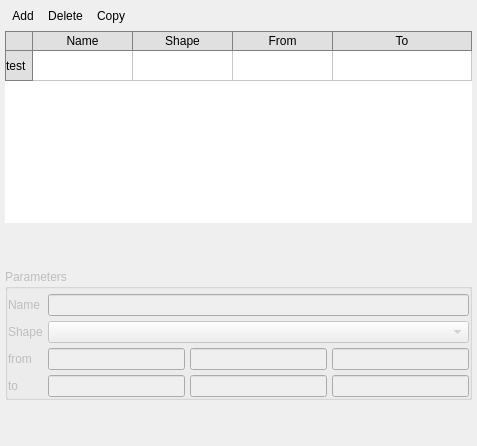
This is gui/uifiles/regions.ui in truongd8593/mfix as Qt 5 draws it before an edit. The edited form follows.
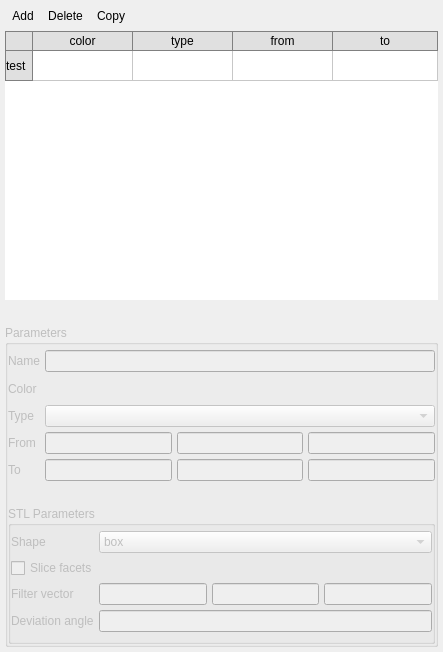
This is the edited form. Custom widgets are drawn as their Qt base class.

Commit message: refactoring of the regions widgets, added 5 more polydata filters

```diff
--- a/gui/uifiles/regions.ui
+++ b/gui/uifiles/regions.ui
@@ -6,8 +6,8 @@
    <rect>
     <x>0</x>
     <y>0</y>
-    <width>477</width>
-    <height>446</height>
+    <width>443</width>
+    <height>652</height>
    </rect>
   </property>
   <layout class="QVBoxLayout" name="verticalLayout_5">
@@ -164,22 +164,22 @@
      </row>
      <column>
       <property name="text">
-       <string>Name</string>
+       <string>color</string>
       </property>
      </column>
      <column>
       <property name="text">
-       <string>Shape</string>
+       <string>type</string>
       </property>
      </column>
      <column>
       <property name="text">
-       <string>From</string>
+       <string>from</string>
       </property>
      </column>
      <column>
       <property name="text">
-       <string>To</string>
+       <string>to</string>
       </property>
      </column>
     </widget>
@@ -189,10 +189,13 @@
      <property name="orientation">
       <enum>Qt::Vertical</enum>
      </property>
+     <property name="sizeType">
+      <enum>QSizePolicy::Maximum</enum>
+     </property>
      <property name="sizeHint" stdset="0">
       <size>
        <width>20</width>
-       <height>40</height>
+       <height>20</height>
       </size>
      </property>
     </spacer>
@@ -224,45 +227,48 @@
       <property name="spacing">
        <number>5</number>
       </property>
-      <item row="3" column="1">
-       <widget class="LineEdit" name="lineedit_regions_to_x"/>
+      <item row="5" column="2">
+       <widget class="LineEdit" name="lineedit_regions_to_y"/>
       </item>
-      <item row="2" column="0">
+      <item row="4" column="2">
+       <widget class="LineEdit" name="lineedit_regions_from_y"/>
+      </item>
+      <item row="4" column="0">
        <widget class="QLabel" name="label_32">
         <property name="text">
-         <string>from</string>
+         <string>From</string>
         </property>
        </widget>
       </item>
-      <item row="2" column="1">
+      <item row="2" column="0">
+       <widget class="QLabel" name="label_35">
+        <property name="text">
+         <string>Type</string>
+        </property>
+       </widget>
+      </item>
+      <item row="4" column="1">
        <widget class="LineEdit" name="lineedit_regions_from_x"/>
       </item>
-      <item row="3" column="2">
-       <widget class="LineEdit" name="lineedit_regions_to_y"/>
+      <item row="2" column="1" colspan="3">
+       <widget class="ComboBox" name="combobox_regions_type"/>
       </item>
-      <item row="3" column="0">
+      <item row="0" column="1" colspan="3">
+       <widget class="LineEdit" name="lineedit_regions_name"/>
+      </item>
+      <item row="5" column="1">
+       <widget class="LineEdit" name="lineedit_regions_to_x"/>
+      </item>
+      <item row="5" column="0">
        <widget class="QLabel" name="label_33">
         <property name="text">
-         <string>to</string>
+         <string>To</string>
         </property>
        </widget>
       </item>
-      <item row="3" column="3">
+      <item row="5" column="3">
        <widget class="LineEdit" name="lineedit_regions_to_z"/>
       </item>
-      <item row="1" column="0">
-       <widget class="QLabel" name="label_35">
-        <property name="text">
-         <string>Shape</string>
-        </property>
-       </widget>
-      </item>
-      <item row="2" column="2">
-       <widget class="LineEdit" name="lineedit_regions_from_y"/>
-      </item>
-      <item row="2" column="3">
-       <widget class="LineEdit" name="lineedit_regions_from_z"/>
-      </item>
       <item row="0" column="0">
        <widget class="QLabel" name="label_34">
         <property name="text">
@@ -270,28 +276,126 @@
         </property>
        </widget>
       </item>
-      <item row="1" column="1" colspan="3">
-       <widget class="ComboBox" name="combobox_regions_shape"/>
+      <item row="7" column="0" colspan="4">
+       <widget class="QGroupBox" name="groupbox_stl">
+        <property name="enabled">
+         <bool>false</bool>
+        </property>
+        <property name="title">
+         <string>STL Parameters</string>
+        </property>
+        <property name="flat">
+         <bool>true</bool>
+        </property>
+        <layout class="QGridLayout" name="gridLayout">
+         <property name="leftMargin">
+          <number>0</number>
+         </property>
+         <property name="topMargin">
+          <number>5</number>
+         </property>
+         <property name="rightMargin">
+          <number>0</number>
+         </property>
+         <property name="spacing">
+          <number>5</number>
+         </property>
+         <item row="1" column="0" colspan="4">
+          <widget class="CheckBox" name="checkbox_slice_facets">
+           <property name="text">
+            <string>Slice facets</string>
+           </property>
+          </widget>
+         </item>
+         <item row="2" column="1">
+          <widget class="LineEdit" name="lineedit_filter_x"/>
+         </item>
+         <item row="2" column="0">
+          <widget class="QLabel" name="label_2">
+           <property name="text">
+            <string>Filter vector</string>
+           </property>
+          </widget>
+         </item>
+         <item row="2" column="3">
+          <widget class="LineEdit" name="lineedit_filter_z"/>
+         </item>
+         <item row="0" column="0">
+          <widget class="QLabel" name="label">
+           <property name="text">
+            <string>Shape</string>
+           </property>
+          </widget>
+         </item>
+         <item row="0" column="1" colspan="3">
+          <widget class="ComboBox" name="combobox_stl_shape">
+           <item>
+            <property name="text">
+             <string>box</string>
+            </property>
+           </item>
+           <item>
+            <property name="text">
+             <string>ellipsoid</string>
+            </property>
+           </item>
+          </widget>
+         </item>
+         <item row="2" column="2">
+          <widget class="LineEdit" name="lineedit_filter_y"/>
+         </item>
+         <item row="3" column="0">
+          <widget class="QLabel" name="label_3">
+           <property name="text">
+            <string>Deviation angle</string>
+           </property>
+          </widget>
+         </item>
+         <item row="3" column="1" colspan="3">
+          <widget class="LineEdit" name="lineedit_deviation_angle"/>
+         </item>
+        </layout>
+       </widget>
       </item>
-      <item row="0" column="1" colspan="3">
-       <widget class="LineEdit" name="lineedit_regions_name"/>
+      <item row="4" column="3">
+       <widget class="LineEdit" name="lineedit_regions_from_z"/>
+      </item>
+      <item row="1" column="0">
+       <widget class="QLabel" name="label_4">
+        <property name="text">
+         <string>Color</string>
+        </property>
+       </widget>
+      </item>
+      <item row="1" column="1">
+       <widget class="QToolButton" name="toolbutton_color">
+        <property name="text">
+         <string/>
+        </property>
+        <property name="autoRaise">
+         <bool>true</bool>
+        </property>
+       </widget>
+      </item>
+      <item row="6" column="1">
+       <spacer name="verticalSpacer_2">
+        <property name="orientation">
+         <enum>Qt::Vertical</enum>
+        </property>
+        <property name="sizeType">
+         <enum>QSizePolicy::Maximum</enum>
+        </property>
+        <property name="sizeHint" stdset="0">
+         <size>
+          <width>20</width>
+          <height>20</height>
+         </size>
+        </property>
+       </spacer>
       </item>
      </layout>
     </widget>
    </item>
-   <item>
-    <spacer name="verticalSpacer_17">
-     <property name="orientation">
-      <enum>Qt::Vertical</enum>
-     </property>
-     <property name="sizeHint" stdset="0">
-      <size>
-       <width>20</width>
-       <height>40</height>
-      </size>
-     </property>
-    </spacer>
-   </item>
   </layout>
  </widget>
  <customwidgets>
@@ -310,6 +414,11 @@
    <extends>QTableWidget</extends>
    <header>widgets/base</header>
   </customwidget>
+  <customwidget>
+   <class>CheckBox</class>
+   <extends>QCheckBox</extends>
+   <header>widgets/base</header>
+  </customwidget>
  </customwidgets>
  <tabstops>
   <tabstop>toolbutton_region_add</tabstop>
```
Left out of the diff: 36 changed lines with no effect on the pictures. The commit also changes 6 other files.
